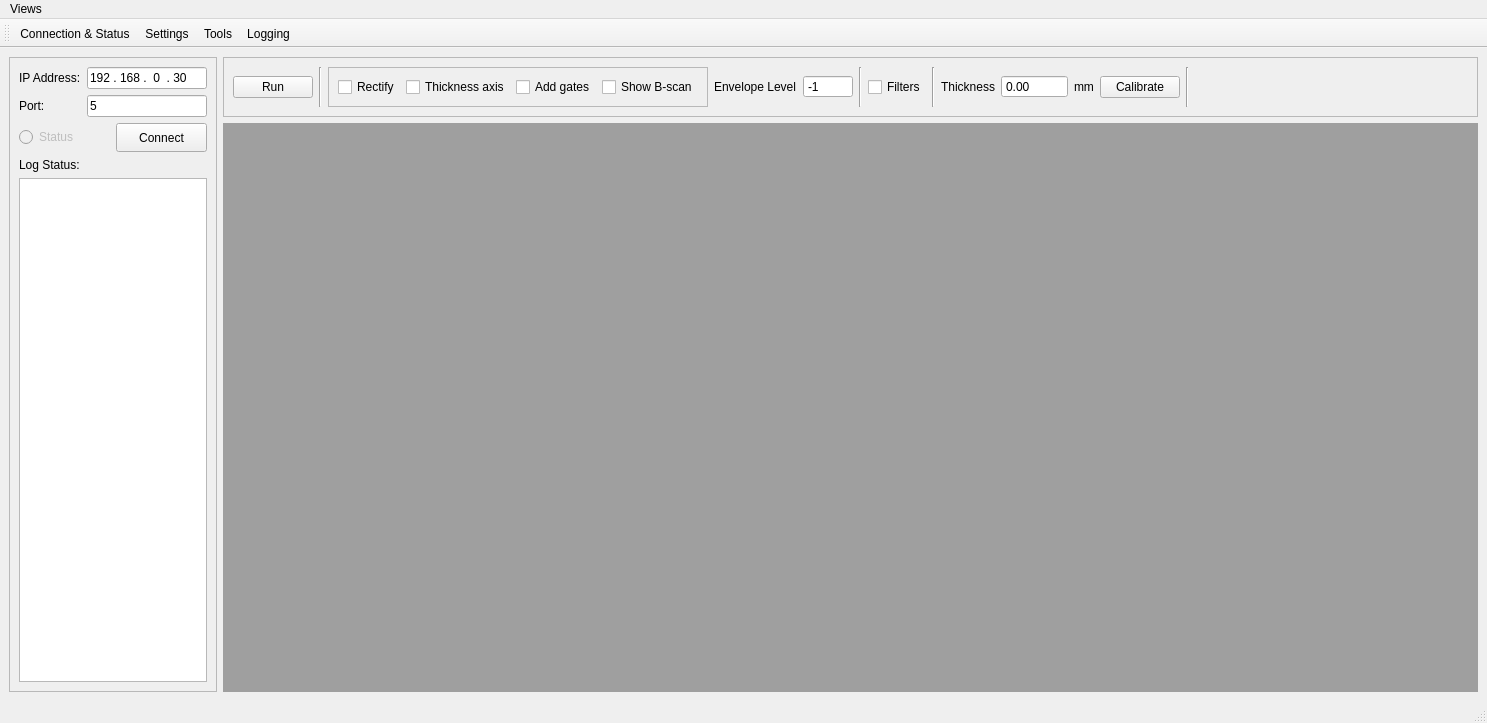
The window that mainwindow.ui (SDJoeKing/Tubers_GUI) describes before a commit, drawn with Qt 5.
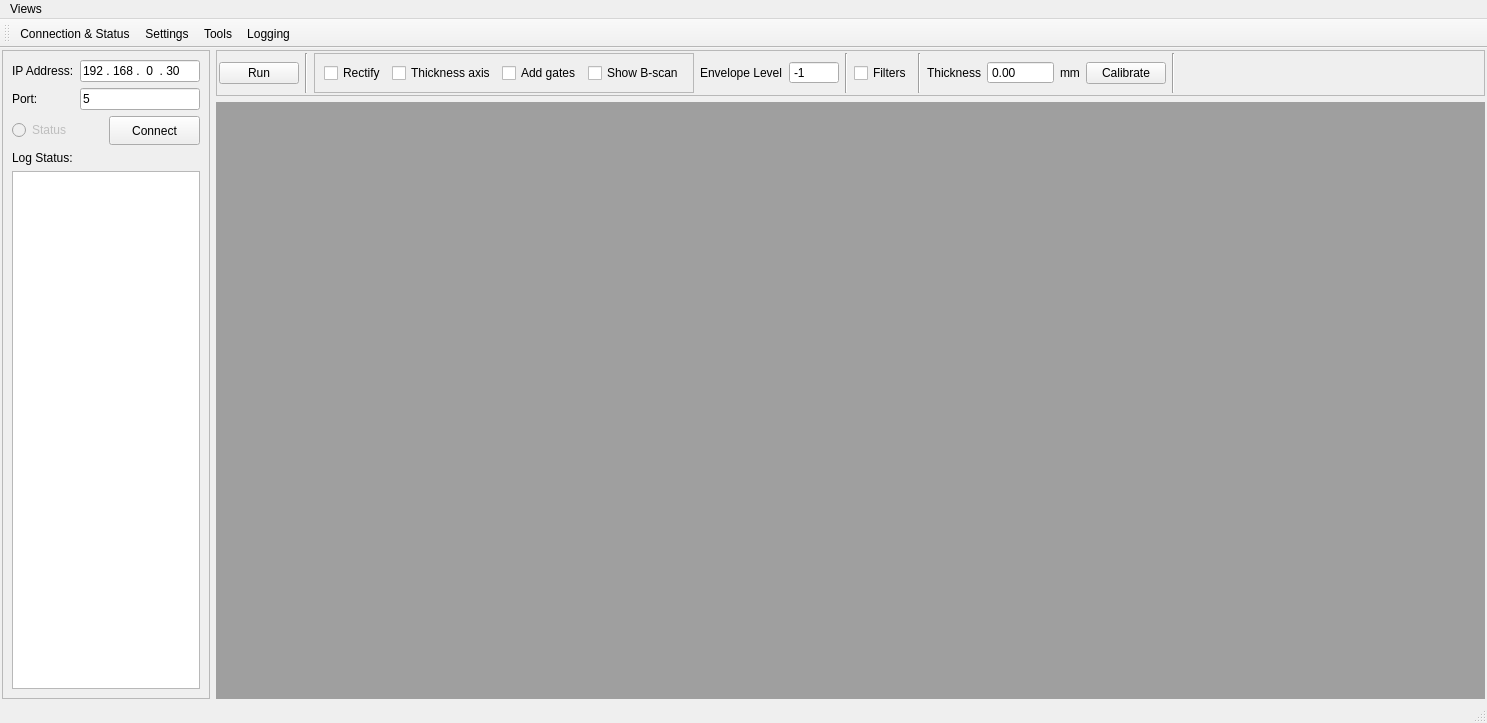
The same window after the commit.

Commit message: frames fit screen

Patch:
```diff
--- a/mainwindow.ui
+++ b/mainwindow.ui
@@ -15,6 +15,18 @@
   </property>
   <widget class="QWidget" name="centralwidget">
    <layout class="QHBoxLayout" name="horizontalLayout_5" stretch="1,7">
+    <property name="leftMargin">
+     <number>2</number>
+    </property>
+    <property name="topMargin">
+     <number>2</number>
+    </property>
+    <property name="rightMargin">
+     <number>2</number>
+    </property>
+    <property name="bottomMargin">
+     <number>2</number>
+    </property>
     <item>
      <widget class="QFrame" name="frameConnect">
       <property name="sizePolicy">
@@ -154,6 +166,18 @@
          <enum>QFrame::Raised</enum>
         </property>
         <layout class="QHBoxLayout" name="horizontalLayout_4">
+         <property name="leftMargin">
+          <number>2</number>
+         </property>
+         <property name="topMargin">
+          <number>2</number>
+         </property>
+         <property name="rightMargin">
+          <number>2</number>
+         </property>
+         <property name="bottomMargin">
+          <number>2</number>
+         </property>
          <item>
           <widget class="QPushButton" name="btnRun">
            <property name="text">
```
Left out of the diff: 2 changed lines with no effect on the pictures. The commit also changes 2 other files.
